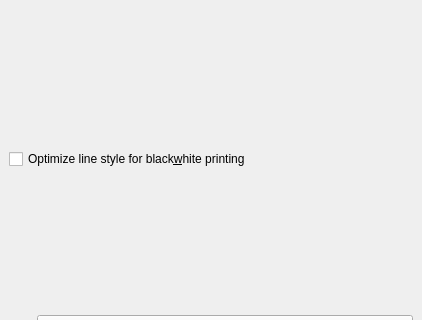
Old version of the form svir/ui/ui_viewer_dock.ui in the repository gem/oq-irmt-qgis; both pictures show x 0 to 422 and y 0 to 320 of the 422 by 657 pixel window.
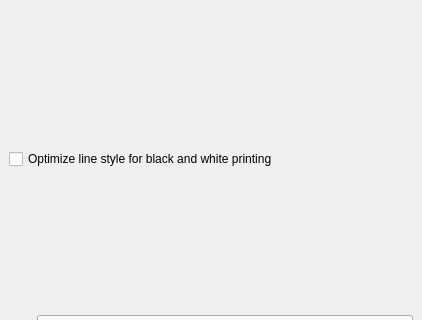
New version of the form. Icons and pictures are not drawn.

Commit message: Improve line colors and styles

The edit to the form file:
```diff
--- a/svir/ui/ui_viewer_dock.ui
+++ b/svir/ui/ui_viewer_dock.ui
@@ -22,7 +22,7 @@
     <item>
      <widget class="QCheckBox" name="bw_chk">
       <property name="text">
-       <string>Optimize line style for black&amp;white printing</string>
+       <string>Optimize line style for black and white printing</string>
       </property>
      </widget>
     </item>
```
The commit also changes 1 other file.
